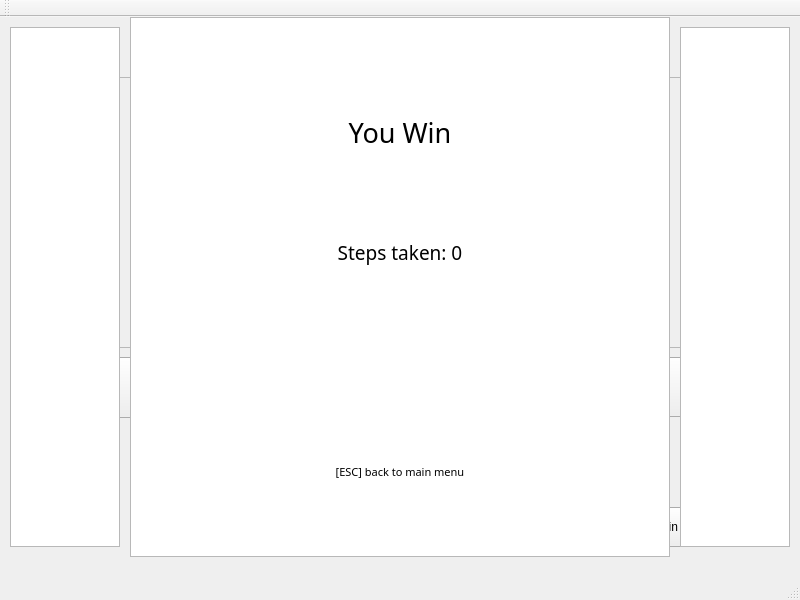
The window that pacman/Forms/mainwindow.ui (mathew35/ICP_project) describes before a commit, drawn with Qt 5.
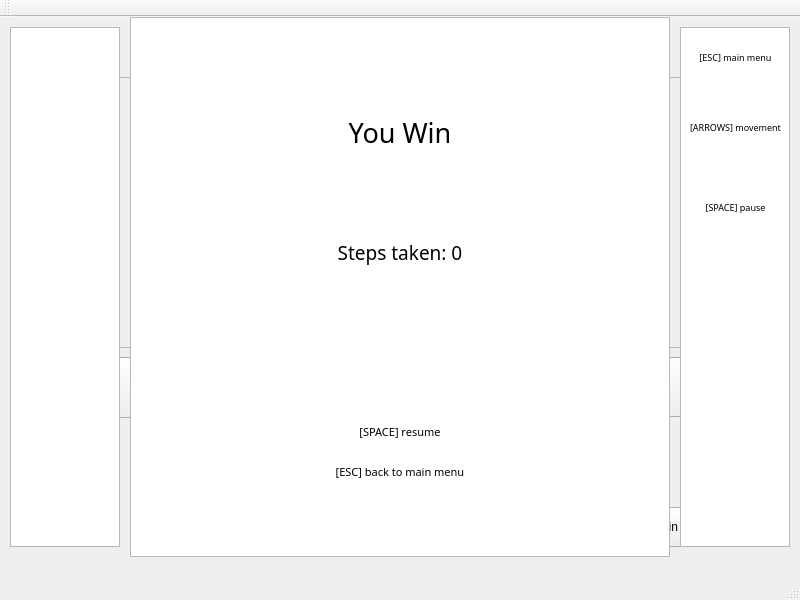
The same window after the commit.

Commit message: implemented pause

```diff
--- a/pacman/Forms/mainwindow.ui
+++ b/pacman/Forms/mainwindow.ui
@@ -303,7 +303,152 @@
        <set>Qt::AlignCenter</set>
       </property>
      </widget>
+     <widget class="QLabel" name="legendLabel_5">
+      <property name="geometry">
+       <rect>
+        <x>250</x>
+        <y>390</y>
+        <width>300</width>
+        <height>50</height>
+       </rect>
+      </property>
+      <property name="sizePolicy">
+       <sizepolicy hsizetype="Preferred" vsizetype="Preferred">
+        <horstretch>0</horstretch>
+        <verstretch>0</verstretch>
+       </sizepolicy>
+      </property>
+      <property name="font">
+       <font>
+        <family>Goudy Stout</family>
+        <pointsize>8</pointsize>
+        <weight>50</weight>
+        <bold>false</bold>
+       </font>
+      </property>
+      <property name="text">
+       <string>[SPACE] resume</string>
+      </property>
+      <property name="alignment">
+       <set>Qt::AlignCenter</set>
+      </property>
+     </widget>
     </widget>
+    <widget class="QLabel" name="legendLabel_3">
+     <property name="geometry">
+      <rect>
+       <x>680</x>
+       <y>80</y>
+       <width>111</width>
+       <height>61</height>
+      </rect>
+     </property>
+     <property name="sizePolicy">
+      <sizepolicy hsizetype="Preferred" vsizetype="Preferred">
+       <horstretch>0</horstretch>
+       <verstretch>0</verstretch>
+      </sizepolicy>
+     </property>
+     <property name="font">
+      <font>
+       <family>Goudy Stout</family>
+       <pointsize>7</pointsize>
+       <weight>50</weight>
+       <bold>false</bold>
+      </font>
+     </property>
+     <property name="text">
+      <string>[ARROWS] movement</string>
+     </property>
+     <property name="scaledContents">
+      <bool>false</bool>
+     </property>
+     <property name="alignment">
+      <set>Qt::AlignCenter</set>
+     </property>
+     <property name="wordWrap">
+      <bool>true</bool>
+     </property>
+    </widget>
+    <widget class="QLabel" name="legendLabel_4">
+     <property name="geometry">
+      <rect>
+       <x>680</x>
+       <y>160</y>
+       <width>111</width>
+       <height>61</height>
+      </rect>
+     </property>
+     <property name="sizePolicy">
+      <sizepolicy hsizetype="Preferred" vsizetype="Preferred">
+       <horstretch>0</horstretch>
+       <verstretch>0</verstretch>
+      </sizepolicy>
+     </property>
+     <property name="font">
+      <font>
+       <family>Goudy Stout</family>
+       <pointsize>7</pointsize>
+       <weight>50</weight>
+       <bold>false</bold>
+      </font>
+     </property>
+     <property name="text">
+      <string>[SPACE] pause</string>
+     </property>
+     <property name="scaledContents">
+      <bool>false</bool>
+     </property>
+     <property name="alignment">
+      <set>Qt::AlignCenter</set>
+     </property>
+     <property name="wordWrap">
+      <bool>true</bool>
+     </property>
+    </widget>
+    <widget class="QLabel" name="legendLabel_2">
+     <property name="geometry">
+      <rect>
+       <x>680</x>
+       <y>10</y>
+       <width>111</width>
+       <height>61</height>
+      </rect>
+     </property>
+     <property name="sizePolicy">
+      <sizepolicy hsizetype="Preferred" vsizetype="Preferred">
+       <horstretch>0</horstretch>
+       <verstretch>0</verstretch>
+      </sizepolicy>
+     </property>
+     <property name="font">
+      <font>
+       <family>Goudy Stout</family>
+       <pointsize>7</pointsize>
+       <weight>50</weight>
+       <bold>false</bold>
+      </font>
+     </property>
+     <property name="text">
+      <string>[ESC] main menu</string>
+     </property>
+     <property name="scaledContents">
+      <bool>false</bool>
+     </property>
+     <property name="alignment">
+      <set>Qt::AlignCenter</set>
+     </property>
+     <property name="wordWrap">
+      <bool>true</bool>
+     </property>
+    </widget>
+    <zorder>gamePane</zorder>
+    <zorder>gameGuidePane</zorder>
+    <zorder>gameScorePane</zorder>
+    <zorder>legendLabel_3</zorder>
+    <zorder>legendLabel_4</zorder>
+    <zorder>legendLabel_2</zorder>
+    <zorder>resultWidget</zorder>
    </widget>
   </widget>
   <widget class="QStatusBar" name="statusBar"/>
```
The commit also changes 3 other files.
